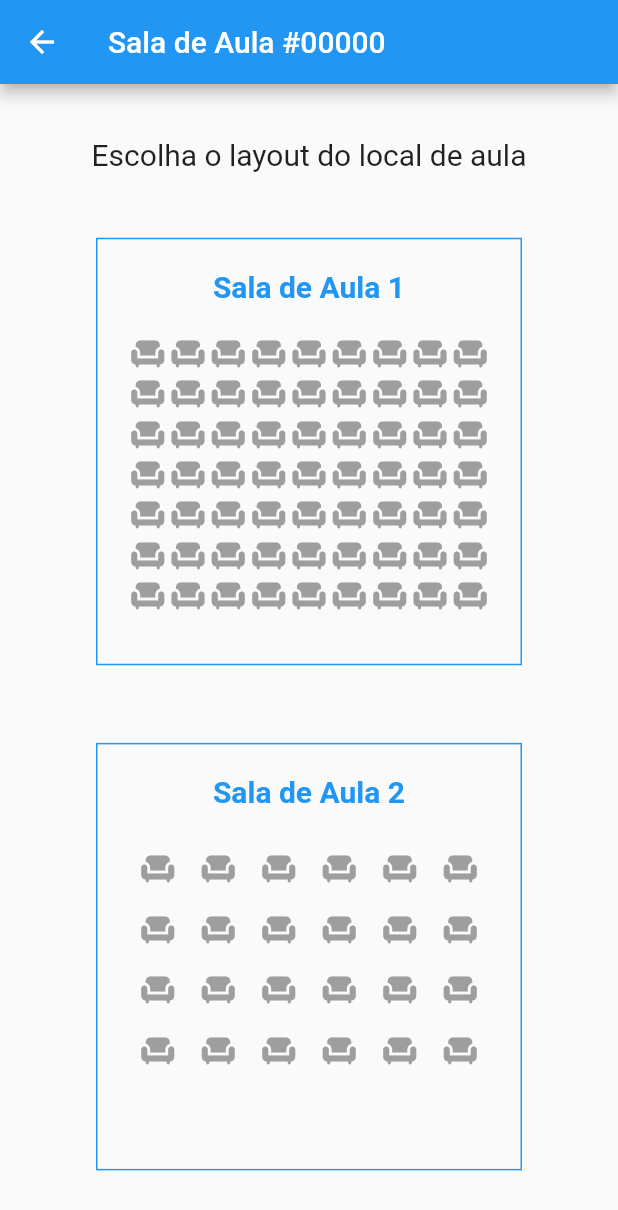
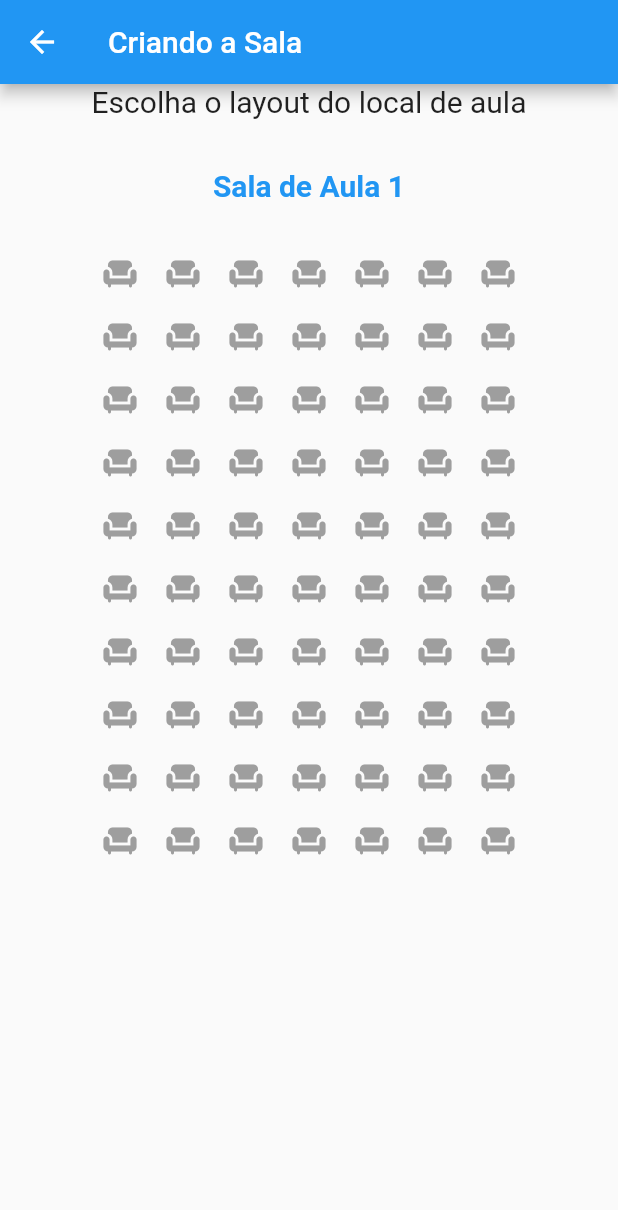
Before and after one commit to victorpbp/atende-sala-front, a Flutter app: the SelecionarLayout screen opened directly, on a phone screen of 412 x 824 dp. Shown: the top 1210 px of the screen. Run offline on Flutter 3.47's test engine with Material 2 defaults, Android fonts, the phone set to English and light mode, and no system bars; our stand-ins replace flutter_riverpod.

Commit message:
Fixing layout issues with the layout selection for rooms as well as adding the screen for students to pick their seats before joining a room

```diff
--- a/lib/professors/create_room.dart
+++ b/lib/professors/create_room.dart
@@ -23,7 +23,7 @@
       appBar: AppBar(title: const Text('Criando a Sala')),
       body: Center(
           child: SizedBox(
-        width: 275,
+        width: 350,
         child: Column(
           mainAxisAlignment: MainAxisAlignment.spaceEvenly,
           children: [
--- a/lib/professors/select_layout.dart
+++ b/lib/professors/select_layout.dart
@@ -12,10 +12,10 @@
   @override
   Widget build(BuildContext context, WidgetRef ref) {
     return Scaffold(
-      appBar: AppBar(title: const Text('Sala de Aula #00000')),
+      appBar: AppBar(title: const Text('Criando a Sala')),
       body: Center(
           child: SizedBox(
-        width: 300,
+        width: 350,
         child: Column(
           mainAxisAlignment: MainAxisAlignment.spaceEvenly,
           children: [
--- a/lib/reports/individual_report.dart
+++ b/lib/reports/individual_report.dart
@@ -14,7 +14,7 @@
         appBar: AppBar(title: const Text('Relatório de Aula')),
         body: Center(
           child: SizedBox(
-            width: 300,
+            width: 350,
             child: Container(
                 margin: const EdgeInsets.only(top: 40),
                 child: Column(
--- a/lib/reports/report_list.dart
+++ b/lib/reports/report_list.dart
@@ -188,7 +188,7 @@
       appBar: AppBar(title: const Text('Lista de Relatórios')),
       body: Center(
           child: SizedBox(
-        width: 275,
+        width: 350,
         child: Container(
           margin: const EdgeInsets.only(top: 40),
           child: Column(
--- a/lib/room_layout/layout1.dart
+++ b/lib/room_layout/layout1.dart
@@ -1,14 +1,20 @@
 import 'package:flutter/material.dart';
 import 'package:flutter_riverpod/flutter_riverpod.dart';
 
+import '../main_screen/home.dart';
+import '../students/select_seat.dart';
+
 final layoutProvider1 = StateProvider<List<List>>((ref) => [
-      ['1A', '1B', '1C', '1D', '1E', '1F', '1G', '1H', '1I'],
-      ['2A', '2B', '2C', '2D', '2E', '2F', '2G', '2H', '2I'],
-      ['3A', '3B', '3C', '3D', '3E', '3F', '3G', '3H', '3I'],
-      ['4A', '4B', '4C', '4D', '4E', '4F', '4G', '4H', '4I'],
-      ['5A', '5B', '5C', '5D', '5E', '5F', '5G', '5H', '5I'],
-      ['6A', '6B', '6C', '6D', '6E', '6F', '6G', '6H', '6I'],
-      ['7A', '7B', '7C', '7D', '7E', '7F', '7G', '7H', '7I'],
+      ['1A', '1B', '1C', '1D', '1E', '1F', '1G'],
+      ['2A', '2B', '2C', '2D', '2E', '2F', '2G'],
+      ['3A', '3B', '3C', '3D', '3E', '3F', '3G'],
+      ['4A', '4B', '4C', '4D', '4E', '4F', '4G'],
+      ['5A', '5B', '5C', '5D', '5E', '5F', '5G'],
+      ['6A', '6B', '6C', '6D', '6E', '6F', '6G'],
+      ['7A', '7B', '7C', '7D', '7E', '7F', '7G'],
+      ['8A', '8B', '8C', '8D', '8E', '8F', '8G'],
+      ['9A', '9B', '9C', '9D', '9E', '9F', '9G'],
+      ['10A', '10B', '10C', '10D', '10E', '10F', '10G'],
     ]);
 
 class Layout1 extends ConsumerWidget {
@@ -18,13 +24,18 @@
   Widget build(BuildContext context, WidgetRef ref) {
     final layout1 = ref.watch(layoutProvider1.notifier).state;
 
-    //int columnIndex = -1;
+    final bool isStudent = ref.watch(isStudentProvider);
+
+    final String selectedSeat = ref.watch(selectedSeatProvider);
+
+    int columnIndex = -1;
 
     return Container(
       width: 350,
-      decoration: BoxDecoration(
-          border: Border.all(
-              color: Colors.blue)),
+      height: isStudent ? 700 : 400,
+      decoration: isStudent
+          ? const BoxDecoration()
+          : BoxDecoration(border: Border.all(color: Colors.blue)),
       child: Padding(
         padding: const EdgeInsets.all(20.0),
         child: Column(
@@ -46,21 +57,37 @@
 
             SizedBox(
               //color: Colors.white,
-              height: 200,
               width: 350,
+              height: isStudent ? 600 : 300,
+
               child: GridView.count(
                   crossAxisCount: layout1[0].length,
                   children: List.generate((layout1.length * layout1[0].length),
                       (index) {
-                    //if (index % 11 == 0) columnIndex++;
-                    return const Center(
-                        //[Varia entre 0 e 6][Varia entre 0 e 10]
-                        child:
-                            //Text(layout1[columnIndex][index % layout1[0].length]),
-                            Icon(
-                      Icons.chair,
-                      color: Colors.grey,
-                    ));
+                    //Auxilia na identificação da coluna
+                    if (index % layout1[0].length == 0) columnIndex++;
+                    //Identifica a cadeira do loop atual
+                    String seat =
+                        layout1[columnIndex][index % layout1[0].length];
+                    return Center(
+                      //[Varia entre 0 e 6][Varia entre 0 e 10]
+                      child:
+                          //Text(layout1[columnIndex][index % layout1[0].length]),
+                          TextButton(
+                        child: Icon(
+                          Icons.chair,
+                          color:
+                              selectedSeat == seat ? Colors.green : Colors.grey,
+                        ),
+                        onPressed: () => {
+                          if (isStudent)
+                            {
+                              ref.read(selectedSeatProvider.notifier).state =
+                                  seat
+                            }
+                        },
+                      ),
+                    );
                   })),
             )
           ],
--- a/lib/room_layout/layout2.dart
+++ b/lib/room_layout/layout2.dart
@@ -1,5 +1,8 @@
 import 'package:flutter/material.dart';
 import 'package:flutter_riverpod/flutter_riverpod.dart';
+
+import '../main_screen/home.dart';
+import '../students/select_seat.dart';
 
 final layoutProvider1 = StateProvider<List<List>>((ref) => [
       ['1A', '1B', '1C', '1D', '1E', '1F'],
@@ -15,13 +18,18 @@
   Widget build(BuildContext context, WidgetRef ref) {
     final layout2 = ref.watch(layoutProvider1.notifier).state;
 
-    //int columnIndex = -1;
+    final bool isStudent = ref.watch(isStudentProvider);
+
+    final String selectedSeat = ref.watch(selectedSeatProvider);
+
+    int columnIndex = -1;
 
     return Container(
       width: 350,
-      decoration: BoxDecoration(
-          border: Border.all(
-              color: Colors.blue)), //Livrar dessa borda, tá pintando tudo
+      height: isStudent ? 600 : 300,
+      decoration: isStudent
+          ? const BoxDecoration()
+          : BoxDecoration(border: Border.all(color: Colors.blue)),
       child: Padding(
         padding: const EdgeInsets.all(20.0),
         child: Column(
@@ -43,20 +51,36 @@
 
             SizedBox(
               //color: Colors.white,
-              height: 200,
               width: 350,
+              height: isStudent ? 500 : 200,
               child: GridView.count(
                   crossAxisCount: layout2[0].length,
                   children: List.generate((layout2.length * layout2[0].length),
                       (index) {
-                    //if (index % 11 == 0) columnIndex++;
-                    return const Center(
+                    //Auxilia na identificação da coluna
+                    if (index % layout2[0].length == 0) columnIndex++;
+                    //Identifica a cadeira do loop atual
+                    String seat =
+                        layout2[columnIndex][index % layout2[0].length];
+                    return Center(
                         //[Varia entre 0 e 6][Varia entre 0 e 10]
-                        child:
-                            //Text(layout2[columnIndex][index % layout2[0].length]),
-                            Icon(
-                      Icons.chair,
-                      color: Colors.grey,
+                        child: TextButton(
+                      child: Icon(
+                        Icons.chair,
+                        color:
+                            selectedSeat == seat ? Colors.green : Colors.grey,
+                      ),
+                      onPressed: () => {
+                        if (isStudent)
+                          if (ref.read(selectedSeatProvider.notifier).state ==
+                              seat)
+                            {ref.read(selectedSeatProvider.notifier).state = ''}
+                          else
+                            {
+                              ref.read(selectedSeatProvider.notifier).state =
+                                  seat
+                            }
+                      },
                     ));
                   })),
             )
```
Also changed, not shown: lib/main_screen/home.dart (+10 -1 lines), lib/students/join_room.dart (+8 -5 lines), lib/students/select_seat.dart (+59 -1 lines).
